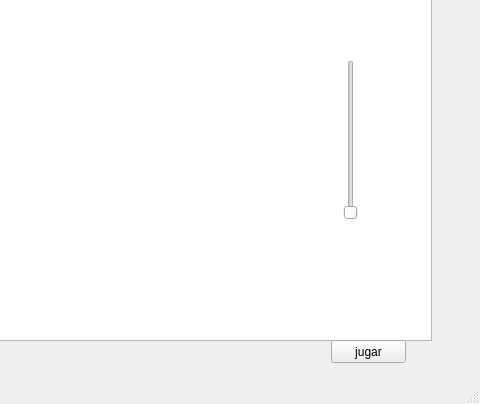
The window that Proyec/mainwindow.ui (davidsanchezg21/proyecto) describes before a commit, drawn with Qt 5; both pictures show x 279 to 759 and y 87 to 491 of the 759 by 491 pixel window.
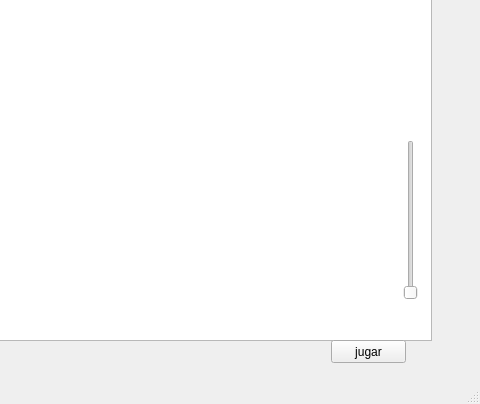
The same window after the commit.

Diff of the .ui file:
```diff
--- a/Proyec/mainwindow.ui
+++ b/Proyec/mainwindow.ui
@@ -27,8 +27,8 @@
    <widget class="QSlider" name="verticalSlider">
     <property name="geometry">
      <rect>
-      <x>620</x>
-      <y>130</y>
+      <x>680</x>
+      <y>210</y>
       <width>19</width>
       <height>160</height>
      </rect>
```
